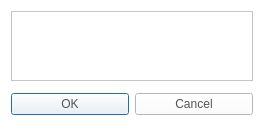
Before: the Qt Designer form CaX/dialog/selectnetworkinterfacedialog.ui in fsest4u/CaX_03, drawn with Qt 5.
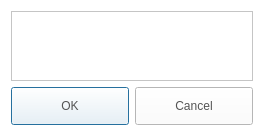
After: the same form once the commit is applied. Icons and pictures are not drawn.

Patch:
```diff
--- a/CaX/dialog/selectnetworkinterfacedialog.ui
+++ b/CaX/dialog/selectnetworkinterfacedialog.ui
@@ -40,15 +40,16 @@
      <property name="minimumSize">
       <size>
        <width>0</width>
-       <height>34</height>
+       <height>0</height>
       </size>
      </property>
      <property name="styleSheet">
       <string notr="true">QPushButton
 {
-  border-image: url(&quot;:/resource/audiocd-popup-btn110-ok-n.png&quot;);
-width: 110px;
-color: rgb(84, 84, 84)
+	border-image: url(&quot;:/resource/audiocd-popup-btn110-ok-n.png&quot;);
+	width: 110px;
+	height: 30px;
+	color: rgb(84, 84, 84)
 }
 
 QPushButton:hover
```
Left out of the diff: 7 changed lines with no effect on the pictures.
